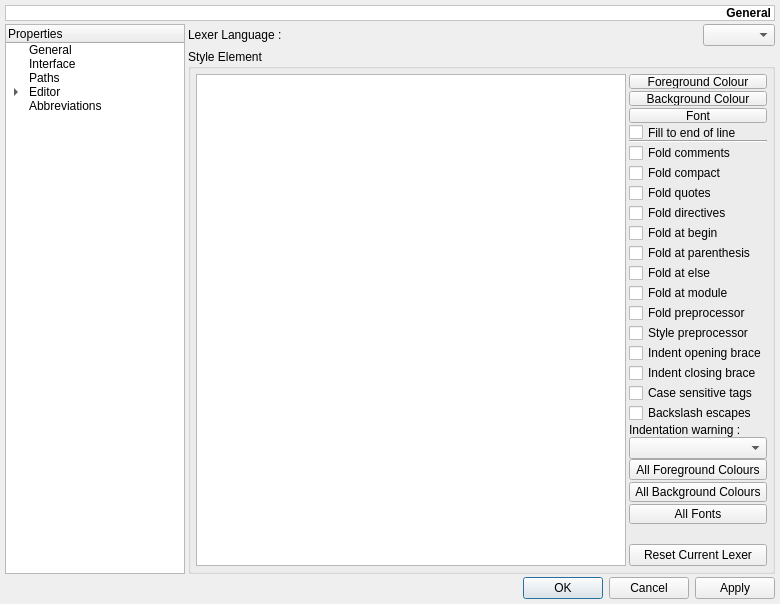
The window that src/ui/settings.ui (yag00/raptor) describes before a commit, drawn with Qt 5.
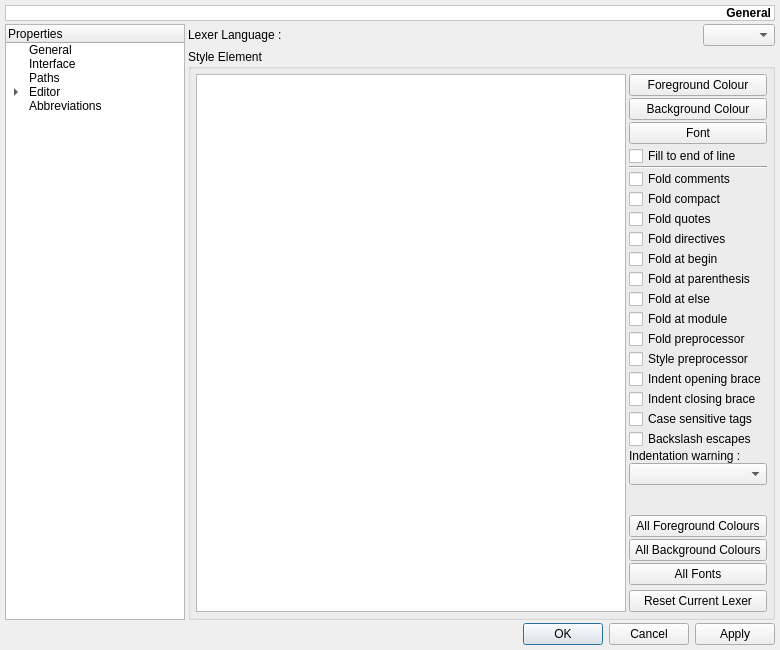
The same window after the commit. The open tabs and pages were chosen to show the change. Icons and pictures are not drawn. Custom widgets are drawn as their Qt base class.

```diff
--- a/src/ui/settings.ui
+++ b/src/ui/settings.ui
@@ -7,7 +7,7 @@
     <x>0</x>
     <y>0</y>
     <width>780</width>
-    <height>604</height>
+    <height>650</height>
    </rect>
   </property>
   <property name="windowTitle">
@@ -3258,6 +3258,12 @@
               </property>
               <item>
                <widget class="QPushButton" name="pbLexersHighlightingForeground">
+                <property name="sizePolicy">
+                 <sizepolicy hsizetype="Preferred" vsizetype="Preferred">
+                  <horstretch>0</horstretch>
+                  <verstretch>0</verstretch>
+                 </sizepolicy>
+                </property>
                 <property name="text">
                  <string>Foreground Colour</string>
                 </property>
@@ -3265,6 +3271,12 @@
               </item>
               <item>
                <widget class="QPushButton" name="pbLexersHighlightingBackground">
+                <property name="sizePolicy">
+                 <sizepolicy hsizetype="Preferred" vsizetype="Preferred">
+                  <horstretch>0</horstretch>
+                  <verstretch>0</verstretch>
+                 </sizepolicy>
+                </property>
                 <property name="text">
                  <string>Background Colour</string>
                 </property>
@@ -3272,6 +3284,12 @@
               </item>
               <item>
                <widget class="QPushButton" name="pbLexersHighlightingFont">
+                <property name="sizePolicy">
+                 <sizepolicy hsizetype="Preferred" vsizetype="Preferred">
+                  <horstretch>0</horstretch>
+                  <verstretch>0</verstretch>
+                 </sizepolicy>
+                </property>
                 <property name="text">
                  <string>Font</string>
                 </property>
@@ -3279,6 +3297,12 @@
               </item>
               <item>
                <widget class="QCheckBox" name="cbLexersHighlightingFillEol">
+                <property name="sizePolicy">
+                 <sizepolicy hsizetype="Preferred" vsizetype="Preferred">
+                  <horstretch>0</horstretch>
+                  <verstretch>0</verstretch>
+                 </sizepolicy>
+                </property>
                 <property name="text">
                  <string>Fill to end of line</string>
                 </property>
@@ -3295,6 +3319,12 @@
             </item>
             <item>
              <widget class="QCheckBox" name="cbLexersHighlightingFoldComments">
+              <property name="sizePolicy">
+               <sizepolicy hsizetype="Preferred" vsizetype="Preferred">
+                <horstretch>0</horstretch>
+                <verstretch>0</verstretch>
+               </sizepolicy>
+              </property>
               <property name="statusTip">
                <string>setFoldComments</string>
               </property>
@@ -3305,6 +3335,12 @@
             </item>
             <item>
              <widget class="QCheckBox" name="cbLexersHighlightingFoldCompact">
+              <property name="sizePolicy">
+               <sizepolicy hsizetype="Preferred" vsizetype="Preferred">
+                <horstretch>0</horstretch>
+                <verstretch>0</verstretch>
+               </sizepolicy>
+              </property>
               <property name="statusTip">
                <string>setFoldCompact</string>
               </property>
@@ -3315,6 +3351,12 @@
             </item>
             <item>
              <widget class="QCheckBox" name="cbLexersHighlightingFoldQuotes">
+              <property name="sizePolicy">
+               <sizepolicy hsizetype="Preferred" vsizetype="Preferred">
+                <horstretch>0</horstretch>
+                <verstretch>0</verstretch>
+               </sizepolicy>
+              </property>
               <property name="statusTip">
                <string>setFoldQuotes</string>
               </property>
@@ -3325,6 +3367,12 @@
             </item>
             <item>
              <widget class="QCheckBox" name="cbLexersHighlightingFoldDirectives">
+              <property name="sizePolicy">
+               <sizepolicy hsizetype="Preferred" vsizetype="Preferred">
+                <horstretch>0</horstretch>
+                <verstretch>0</verstretch>
+               </sizepolicy>
+              </property>
               <property name="statusTip">
                <string>setFoldDirectives</string>
               </property>
@@ -3335,6 +3383,12 @@
             </item>
             <item>
              <widget class="QCheckBox" name="cbLexersHighlightingFoldAtBegin">
+              <property name="sizePolicy">
+               <sizepolicy hsizetype="Preferred" vsizetype="Preferred">
+                <horstretch>0</horstretch>
+                <verstretch>0</verstretch>
+               </sizepolicy>
+              </property>
               <property name="statusTip">
                <string>setFoldAtBegin</string>
               </property>
@@ -3345,6 +3399,12 @@
             </item>
             <item>
              <widget class="QCheckBox" name="cbLexersHighlightingFoldAtParenthesis">
+              <property name="sizePolicy">
+               <sizepolicy hsizetype="Preferred" vsizetype="Preferred">
+                <horstretch>0</horstretch>
+                <verstretch>0</verstretch>
+               </sizepolicy>
+              </property>
               <property name="statusTip">
                <string>setFoldAtParenthesis</string>
               </property>
@@ -3355,6 +3415,12 @@
             </item>
             <item>
              <widget class="QCheckBox" name="cbLexersHighlightingFoldAtElse">
+              <property name="sizePolicy">
+               <sizepolicy hsizetype="Preferred" vsizetype="Preferred">
+                <horstretch>0</horstretch>
+                <verstretch>0</verstretch>
+               </sizepolicy>
+              </property>
               <property name="statusTip">
                <string>setFoldAtElse</string>
               </property>
@@ -3365,6 +3431,12 @@
             </item>
             <item>
              <widget class="QCheckBox" name="cbLexersHighlightingFoldAtModule">
+              <property name="sizePolicy">
+               <sizepolicy hsizetype="Preferred" vsizetype="Preferred">
+                <horstretch>0</horstretch>
+                <verstretch>0</verstretch>
+               </sizepolicy>
+              </property>
               <property name="statusTip">
                <string>setFoldAtModule</string>
               </property>
@@ -3375,6 +3447,12 @@
             </item>
             <item>
              <widget class="QCheckBox" name="cbLexersHighlightingFoldPreprocessor">
+              <property name="sizePolicy">
+               <sizepolicy hsizetype="Preferred" vsizetype="Preferred">
+                <horstretch>0</horstretch>
+                <verstretch>0</verstretch>
+               </sizepolicy>
+              </property>
               <property name="statusTip">
                <string>setFoldPreprocessor</string>
               </property>
@@ -3385,6 +3463,12 @@
             </item>
             <item>
              <widget class="QCheckBox" name="cbLexersHighlightingStylePreprocessor">
+              <property name="sizePolicy">
+               <sizepolicy hsizetype="Preferred" vsizetype="Preferred">
+                <horstretch>0</horstretch>
+                <verstretch>0</verstretch>
+               </sizepolicy>
+              </property>
               <property name="statusTip">
                <string>setStylePreprocessor</string>
               </property>
@@ -3395,6 +3479,12 @@
             </item>
             <item>
              <widget class="QCheckBox" name="cbLexersHighlightingIndentOpeningBrace">
+              <property name="sizePolicy">
+               <sizepolicy hsizetype="Preferred" vsizetype="Preferred">
+                <horstretch>0</horstretch>
+                <verstretch>0</verstretch>
+               </sizepolicy>
+              </property>
               <property name="text">
                <string>Indent opening brace</string>
               </property>
@@ -3402,6 +3492,12 @@
             </item>
             <item>
              <widget class="QCheckBox" name="cbLexersHighlightingIndentClosingBrace">
+              <property name="sizePolicy">
+               <sizepolicy hsizetype="Preferred" vsizetype="Preferred">
+                <horstretch>0</horstretch>
+                <verstretch>0</verstretch>
+               </sizepolicy>
+              </property>
               <property name="text">
                <string>Indent closing brace</string>
               </property>
@@ -3409,6 +3505,12 @@
             </item>
             <item>
              <widget class="QCheckBox" name="cbLexersHighlightingCaseSensitiveTags">
+              <property name="sizePolicy">
+               <sizepolicy hsizetype="Preferred" vsizetype="Preferred">
+                <horstretch>0</horstretch>
+                <verstretch>0</verstretch>
+               </sizepolicy>
+              </property>
               <property name="statusTip">
                <string>setCaseSensitiveTags</string>
               </property>
@@ -3419,6 +3521,12 @@
             </item>
             <item>
              <widget class="QCheckBox" name="cbLexersHighlightingBackslashEscapes">
+              <property name="sizePolicy">
+               <sizepolicy hsizetype="Preferred" vsizetype="Preferred">
+                <horstretch>0</horstretch>
+                <verstretch>0</verstretch>
+               </sizepolicy>
+              </property>
               <property name="statusTip">
                <string>setBackslashEscapes</string>
               </property>
@@ -3449,7 +3557,7 @@
               <property name="sizeHint" stdset="0">
                <size>
                 <width>20</width>
-                <height>16</height>
+                <height>20</height>
                </size>
               </property>
              </spacer>
@@ -3461,6 +3569,12 @@
               </property>
               <item>
                <widget class="QPushButton" name="pbLexersHighlightingAllForeground">
+                <property name="sizePolicy">
+                 <sizepolicy hsizetype="Preferred" vsizetype="Preferred">
+                  <horstretch>0</horstretch>
+                  <verstretch>0</verstretch>
+                 </sizepolicy>
+                </property>
                 <property name="text">
                  <string>All Foreground Colours</string>
                 </property>
@@ -3468,6 +3582,12 @@
               </item>
               <item>
                <widget class="QPushButton" name="pbLexersHighlightingAllBackground">
+                <property name="sizePolicy">
+                 <sizepolicy hsizetype="Preferred" vsizetype="Preferred">
+                  <horstretch>0</horstretch>
+                  <verstretch>0</verstretch>
+                 </sizepolicy>
+                </property>
                 <property name="text">
                  <string>All Background Colours</string>
                 </property>
@@ -3475,6 +3595,12 @@
               </item>
               <item>
                <widget class="QPushButton" name="pbLexersHighlightingAllFont">
+                <property name="sizePolicy">
+                 <sizepolicy hsizetype="Preferred" vsizetype="Preferred">
+                  <horstretch>0</horstretch>
+                  <verstretch>0</verstretch>
+                 </sizepolicy>
+                </property>
                 <property name="text">
                  <string>All Fonts</string>
                 </property>
@@ -3488,12 +3614,12 @@
                <enum>Qt::Vertical</enum>
               </property>
               <property name="sizeType">
-               <enum>QSizePolicy::Fixed</enum>
+               <enum>QSizePolicy::Preferred</enum>
               </property>
               <property name="sizeHint" stdset="0">
                <size>
                 <width>20</width>
-                <height>20</height>
+                <height>5</height>
                </size>
               </property>
              </spacer>
```
Left out of the diff: 2 changed lines with no effect on the pictures.
